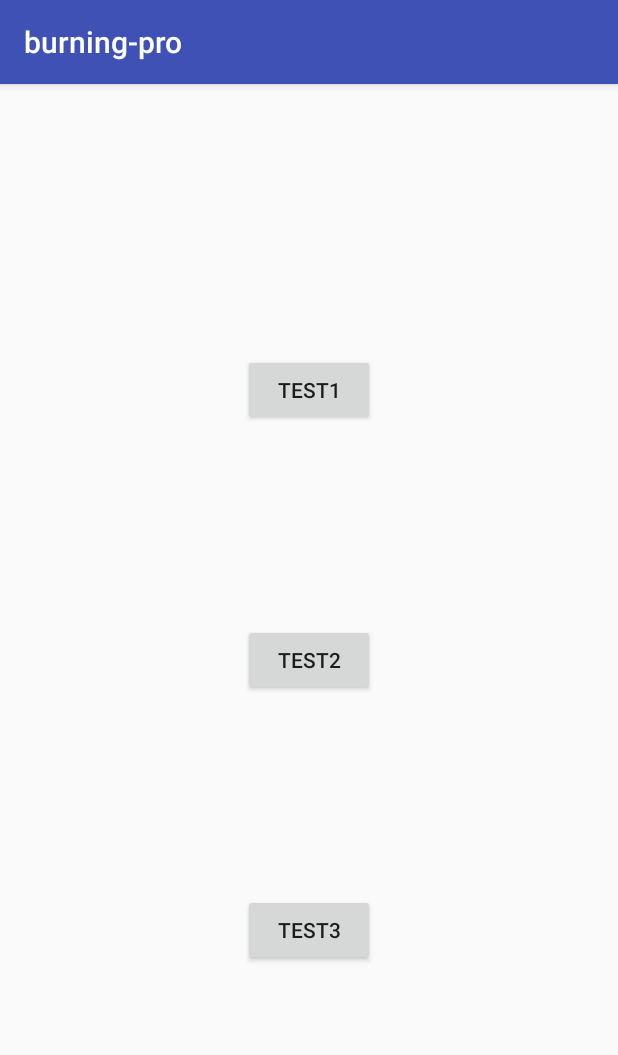
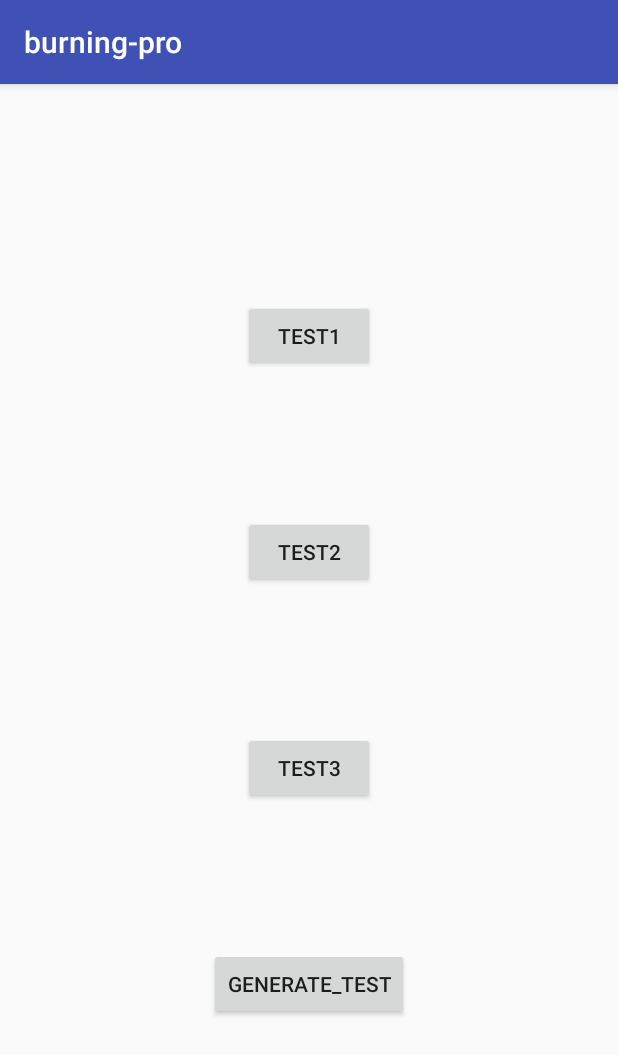
Before and after one commit to pbl-2018-hillclimb/burning-pro-client, an Android app: the MainActivity screen opened directly, with no data from a screen before it, on a phone screen of 412 x 824 dp. Shown: the top 1055 px of the screen. Run offline under Robolectric (Android 15) with nearby library versions, the light colour scheme and no system bars.

Commit message:
Add UI for displaying Imprudence

```diff
--- a/app/src/main/java/jp/ac/titech/itpro/pbl/burning_pro/MainActivity.java
+++ b/app/src/main/java/jp/ac/titech/itpro/pbl/burning_pro/MainActivity.java
@@ -3,6 +3,7 @@ package jp.ac.titech.itpro.pbl.burning_pro;
 import android.support.v7.app.AppCompatActivity;
 import android.os.Bundle;
 import android.view.View;
+import android.widget.TextView;
 
 public class MainActivity extends AppCompatActivity {
 
@@ -31,4 +32,9 @@ public class MainActivity extends AppCompatActivity {
 			.openTwitter(this);
 	}
 
+	public void generateTest(View v) {
+		TextView imprudence_text = findViewById(R.id.ImprudenceText);
+    	imprudence_text.setText(new Imprudence().generateImprudenceText());
+	}
+
 }
--- a/app/src/main/res/layout/activity_main.xml
+++ b/app/src/main/res/layout/activity_main.xml
@@ -34,9 +34,30 @@
         android:layout_height="wrap_content"
         android:text="Test3"
         android:onClick="tweetTest3"
-        app:layout_constraintBottom_toBottomOf="parent"
+        app:layout_constraintBottom_toBottomOf="@id/generateTest"
         app:layout_constraintLeft_toLeftOf="parent"
         app:layout_constraintRight_toRightOf="parent"
         app:layout_constraintTop_toTopOf="@id/tweetTest2" />
 
+    <Button
+        android:id = "@+id/generateTest"
+        android:layout_width="wrap_content"
+        android:layout_height="wrap_content"
+        android:text="generate_Test"
+        android:onClick="generateTest"
+        app:layout_constraintBottom_toBottomOf="parent"
+        app:layout_constraintLeft_toLeftOf="parent"
+        app:layout_constraintRight_toRightOf="parent"
+        app:layout_constraintTop_toTopOf="@id/tweetTest3" />
+
+    <TextView
+        android:id = "@+id/ImprudenceText"
+        android:layout_width="wrap_content"
+        android:layout_height="wrap_content"
+        android:text=""
+        app:layout_constraintBottom_toBottomOf="parent"
+        app:layout_constraintLeft_toLeftOf="parent"
+        app:layout_constraintRight_toRightOf="parent"
+        app:layout_constraintTop_toTopOf="@id/generateTest" />
+
 </android.support.constraint.ConstraintLayout>
```
